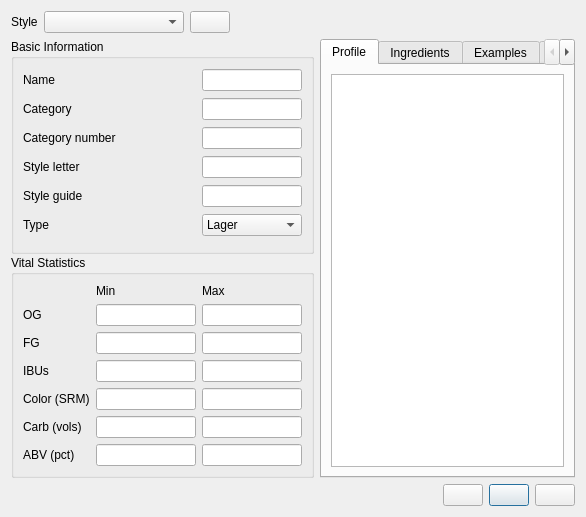
Before: the Qt Designer form ui/styleEditor.ui in Brewtarget/brewtarget, drawn with Qt 5.
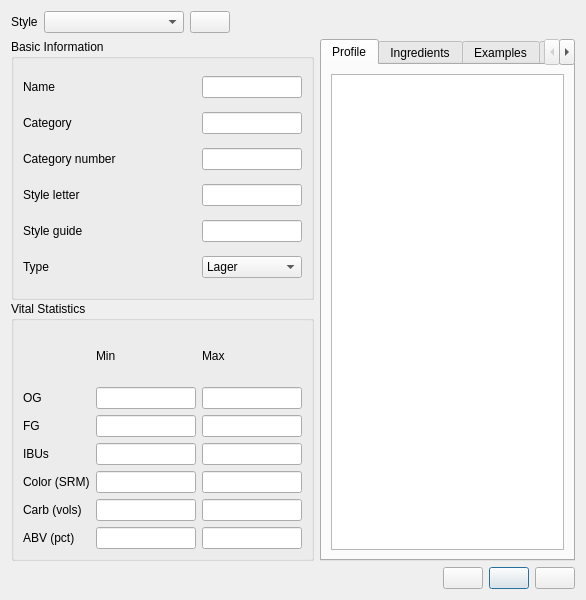
After: the same form once the commit is applied. Icons and pictures are not drawn.

```diff
--- a/ui/styleEditor.ui
+++ b/ui/styleEditor.ui
@@ -7,7 +7,7 @@
     <x>0</x>
     <y>0</y>
     <width>586</width>
-    <height>517</height>
+    <height>600</height>
    </rect>
   </property>
   <property name="sizePolicy">
```
Left out of the diff: 10 changed lines with no effect on the pictures.
